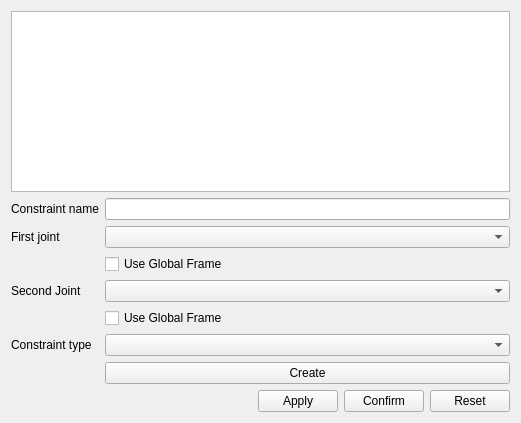
First picture: the form in plugins/hppwidgetsplugin/constraintwidget.ui, repository humanoid-path-planner/hpp-gui, before the edit.
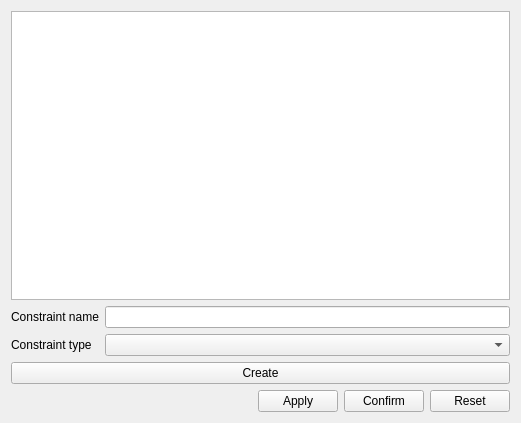
Second picture: the form after the edit.

Commit message: Change the way to create constraints

Diff of the .ui file:
```diff
--- a/plugins/hppwidgetsplugin/constraintwidget.ui
+++ b/plugins/hppwidgetsplugin/constraintwidget.ui
@@ -22,10 +22,7 @@
     </layout>
    </item>
    <item>
-    <layout class="QFormLayout" name="formLayout">
-     <property name="fieldGrowthPolicy">
-      <enum>QFormLayout::AllNonFixedFieldsGrow</enum>
-     </property>
+    <layout class="QFormLayout" name="formLayout_2">
      <item row="0" column="0">
       <widget class="QLabel" name="constraintNameLabel">
        <property name="text">
@@ -37,58 +34,24 @@
       <widget class="QLineEdit" name="constraintNameEdit"/>
      </item>
      <item row="1" column="0">
-      <widget class="QLabel" name="firstJointLabel">
-       <property name="text">
-        <string>First joint</string>
-       </property>
-      </widget>
-     </item>
-     <item row="1" column="1">
-      <widget class="QComboBox" name="firstJointSelect"/>
-     </item>
-     <item row="3" column="0">
-      <widget class="QLabel" name="secondJointLabel">
-       <property name="text">
-        <string>Second Joint</string>
-       </property>
-      </widget>
-     </item>
-     <item row="3" column="1">
-      <widget class="QComboBox" name="secondJointSelect"/>
-     </item>
-     <item row="5" column="0">
       <widget class="QLabel" name="constraintTypeLabel">
        <property name="text">
         <string>Constraint type</string>
        </property>
       </widget>
      </item>
-     <item row="5" column="1">
+     <item row="1" column="1">
       <widget class="QComboBox" name="constraintTypeSelect"/>
      </item>
-     <item row="6" column="1">
-      <widget class="QPushButton" name="createConstraintButton">
-       <property name="text">
-        <string>Create</string>
-       </property>
-      </widget>
-     </item>
-     <item row="2" column="1">
-      <widget class="QCheckBox" name="firstGlobalFrame">
-       <property name="text">
-        <string>Use Global Frame</string>
-       </property>
-      </widget>
-     </item>
-     <item row="4" column="1">
-      <widget class="QCheckBox" name="secondGlobalFrame">
-       <property name="text">
-        <string>Use Global Frame</string>
-       </property>
-      </widget>
-     </item>
     </layout>
    </item>
+   <item>
+    <widget class="QPushButton" name="createButton">
+     <property name="text">
+      <string>Create</string>
+     </property>
+    </widget>
+   </item>
    <item>
     <layout class="QHBoxLayout" name="horizontalLayout">
      <item>
```
Left out of the diff: 35 changed lines with no effect on the pictures. The commit also changes 11 other files.
